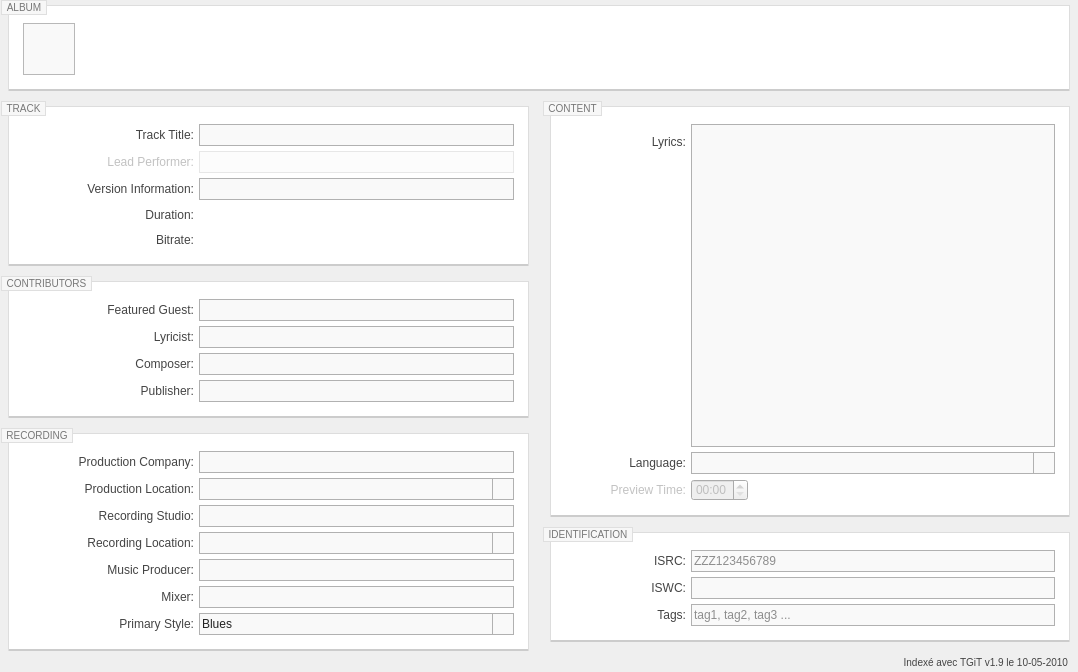
Before: the Qt Designer form resources/ui/track_page.ui in Iconoclasteinc/tgit, drawn with Qt 5.
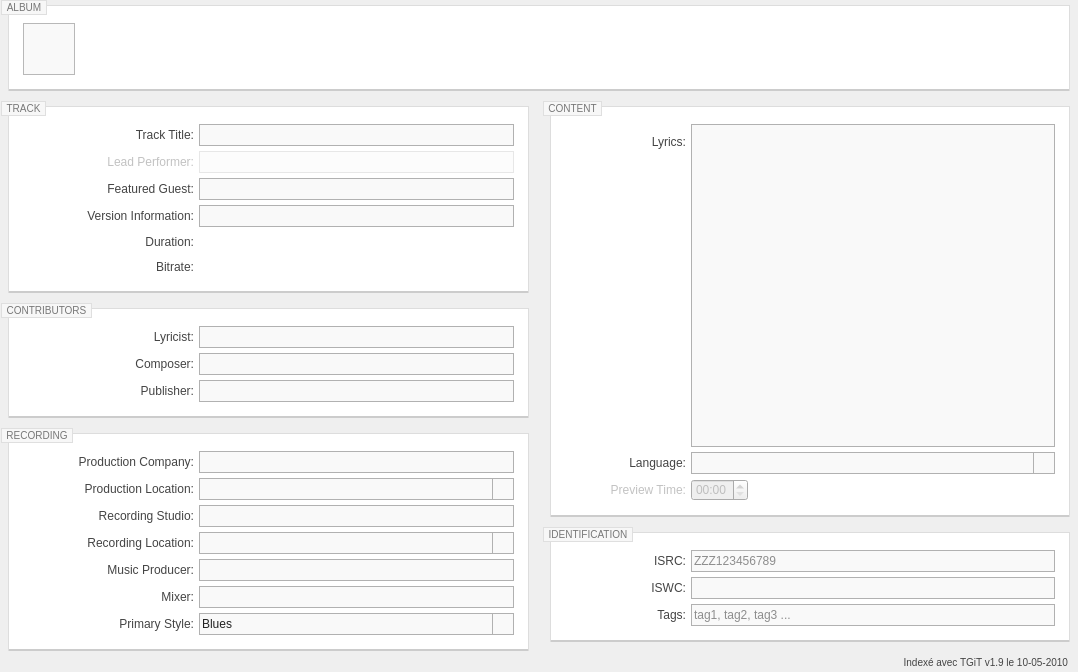
After: the same form once the commit is applied. Icons and pictures are not drawn. Custom widgets are drawn as their Qt base class.

Commit message: Move the featured guest from the collaborator box to the track box.

Patch:
```diff
--- a/resources/ui/track_page.ui
+++ b/resources/ui/track_page.ui
@@ -413,7 +413,7 @@
               </property>
              </widget>
             </item>
-            <item row="2" column="0">
+            <item row="3" column="0">
              <widget class="QLabel" name="_version_caption">
               <property name="text">
                <string>Version Information:</string>
@@ -426,10 +426,10 @@
               </property>
              </widget>
             </item>
-            <item row="2" column="1">
+            <item row="3" column="1">
              <widget class="QLineEdit" name="_version"/>
             </item>
-            <item row="3" column="0">
+            <item row="4" column="0">
              <widget class="QLabel" name="_duration_caption">
               <property name="text">
                <string>Duration:</string>
@@ -442,14 +442,14 @@
               </property>
              </widget>
             </item>
-            <item row="3" column="1">
+            <item row="4" column="1">
              <widget class="QLabel" name="_duration">
               <property name="text">
                <string/>
               </property>
              </widget>
             </item>
-            <item row="4" column="0">
+            <item row="5" column="0">
              <widget class="QLabel" name="_bitrate_caption">
               <property name="text">
                <string>Bitrate:</string>
@@ -462,13 +462,29 @@
               </property>
              </widget>
             </item>
-            <item row="4" column="1">
+            <item row="5" column="1">
              <widget class="QLabel" name="_bitrate">
               <property name="text">
                <string/>
               </property>
              </widget>
             </item>
+            <item row="2" column="0">
+             <widget class="QLabel" name="_featured_guest_caption">
+              <property name="text">
+               <string>Featured Guest:</string>
+              </property>
+              <property name="alignment">
+               <set>Qt::AlignRight|Qt::AlignTrailing|Qt::AlignVCenter</set>
+              </property>
+              <property name="buddy">
+               <cstring>_featured_guest</cstring>
+              </property>
+             </widget>
+            </item>
+            <item row="2" column="1">
+             <widget class="QLineEdit" name="_featured_guest"/>
+            </item>
            </layout>
           </widget>
          </item>
@@ -502,19 +518,6 @@
             <property name="bottomMargin">
              <number>0</number>
             </property>
-            <item row="0" column="0">
-             <widget class="QLabel" name="_featured_guest_caption">
-              <property name="text">
-               <string>Featured Guest:</string>
-              </property>
-              <property name="alignment">
-               <set>Qt::AlignRight|Qt::AlignTrailing|Qt::AlignVCenter</set>
-              </property>
-              <property name="buddy">
-               <cstring>_featured_guest</cstring>
-              </property>
-             </widget>
-            </item>
             <item row="1" column="0">
              <widget class="QLabel" name="_lyricist_caption">
               <property name="text">
@@ -554,9 +557,6 @@
               </property>
              </widget>
             </item>
-            <item row="0" column="1">
-             <widget class="QLineEdit" name="_featured_guest"/>
-            </item>
             <item row="1" column="1">
              <widget class="QLineEdit" name="_lyricist"/>
             </item>
```
The commit also changes 1 other file.
